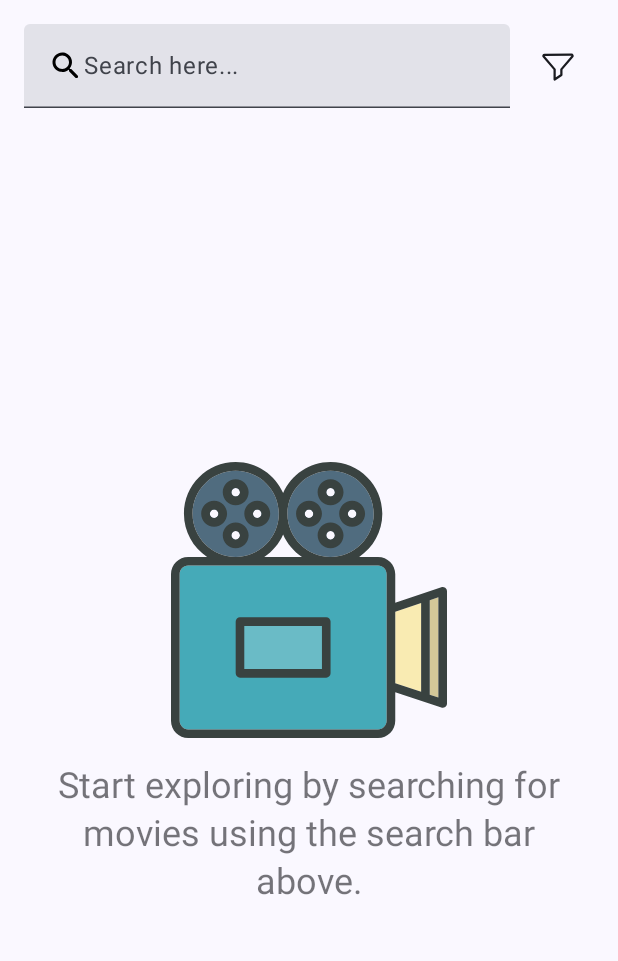
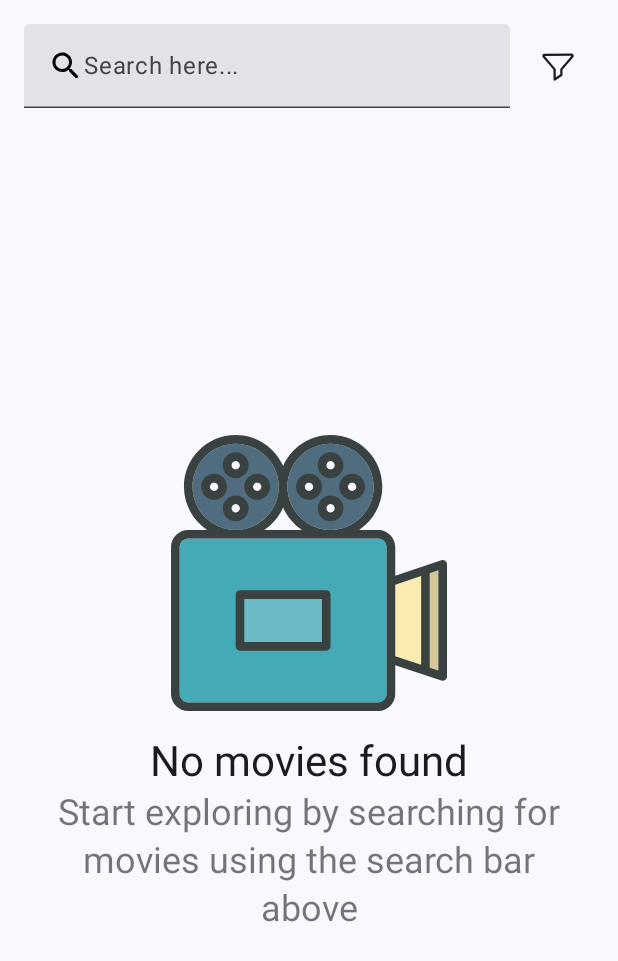
Before and after one commit to danialtavakoli/OMDb, an Android app built with Jetpack Compose: the screen it shows after launch (MainActivity), on a phone screen of 412 x 824 dp. Shown: the top 961 px of the screen. Run offline under Robolectric (Android 15) with nearby library versions, the phone set to English and light mode, and no system bars; our stand-ins replace Dagger/Hilt's generated code, Room's generated code; network calls fail; pictures from the network do not load; 1 statement that could not run was skipped.

Commit message:
add text No movies found

```diff
--- a/app/src/main/java/com/danialtavakoli/omdb/ui/MovieListScreen.kt
+++ b/app/src/main/java/com/danialtavakoli/omdb/ui/MovieListScreen.kt
@@ -105,7 +105,12 @@ fun EmptyListView() {
                 .padding(bottom = 16.dp)
         )
         Text(
-            text = "Start exploring by searching for movies using the search bar above.",
+            text = "No movies found",
+            style = MaterialTheme.typography.headlineMedium,
+            color = MaterialTheme.colorScheme.onSurface
+        )
+        Text(
+            text = "Start exploring by searching for movies using the search bar above",
             style = MaterialTheme.typography.headlineSmall,
             color = MaterialTheme.colorScheme.onSurface.copy(alpha = 0.6f),
             textAlign = TextAlign.Center,
```
